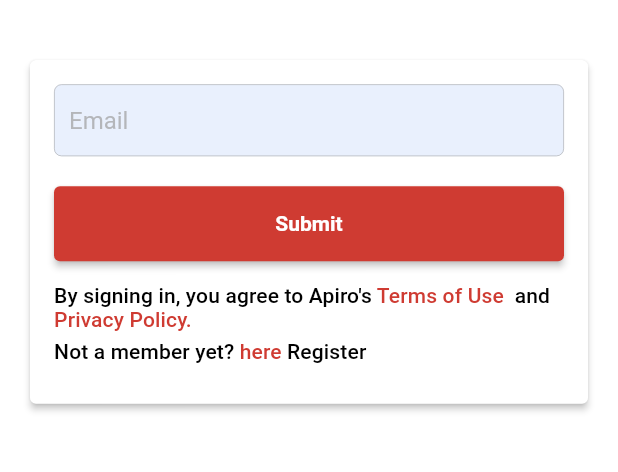
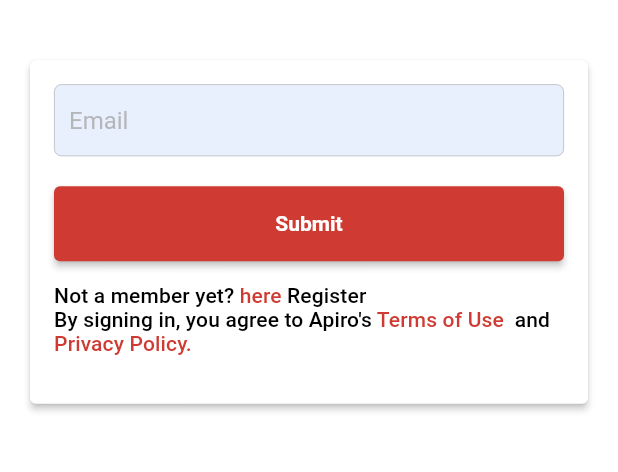
Before and after one commit to redapiro/apiro_flutter_auth, a Flutter app: the screen it shows after launch, after a tap on "Sign In", after a tap on "Forgot Password", on a phone screen of 412 x 824 dp, the part 446-918 px from its top. Run offline on Flutter 3.47's test engine with Material 2 defaults, Android fonts, the phone set to English and light mode, and no system bars; our stand-ins replace cached_network_image, image_picker.

```diff
--- a/lib/widget/login/login_form.dart
+++ b/lib/widget/login/login_form.dart
@@ -158,15 +158,27 @@ class _LoginFormState extends State<LoginForm> {
                             }),
                     ])),
                     SizedBox(height: 5),
-                    Container(
-                      width: double.maxFinite,
+                    SizedBox(height: 11),
+                  ],
+                ),
+              ),
+            ),
+          ],
+        ),
+      ),
+    )));
+  }
+
+  Widget _getRegisterRow() {
+    return Container(
+      // width: double.maxFinite,
+      alignment: AlignmentDirectional.bottomStart,
+      // margin: EdgeInsets.only(bottom: 10),
       child: RichText(
           textAlign: TextAlign.start,
           text: TextSpan(children: [
             TextSpan(
-                                text: !_isLogin
-                                    ? "Already a member "
-                                    : "Not a member yet?",
+                text: !_isLogin ? "Already a member " : "Not a member yet?",
                 style: _themeData!.textTheme.subtitle2!),
             TextSpan(
                 text: " here ",
@@ -180,30 +192,27 @@ class _LoginFormState extends State<LoginForm> {
                 text: !_isLogin ? "Login" : "Register",
                 style: _themeData!.textTheme.subtitle2!),
           ])),
-                    ),
-                    SizedBox(height: 11),
-                  ],
-                ),
-              ),
-            ),
-          ],
-        ),
-      ),
-    )));
+    );
   }
 
   Widget _getAuthForm() {
     if (_isForgotPassword) {
-      return ForgotPasswordScreen(
+      return Column(
+        crossAxisAlignment: CrossAxisAlignment.center,
+        children: [
+          ForgotPasswordScreen(
             onForgotPassword: (email, completer) {
               widget.onForgotPassword(email, completer);
             },
+          ),
+          _getRegisterRow()
+        ],
       );
     }
 
     if (!_isLogin) {
       if (isSignUpWithSocialButtonAvailable) {
-        return Column(children: [
+        return Column(crossAxisAlignment: CrossAxisAlignment.center, children: [
           _getSocialLoginAvailableButtons(),
           AdaptiveElevatedButton(
             text: "Sign Up With Email",
@@ -213,11 +222,20 @@ class _LoginFormState extends State<LoginForm> {
             },
           ),
           SizedBox(height: 15),
+          _getRegisterRow(),
+          SizedBox(height: 15),
         ]);
       } else {
-        return SignUpFormScreen(
+        return Column(
+          crossAxisAlignment: CrossAxisAlignment.center,
+          children: [
+            SignUpFormScreen(
               isLoading: widget.isLoading,
               submitFn: widget.submitFn,
+            ),
+            _getRegisterRow(),
+            SizedBox(height: 5)
+          ],
         );
       }
     } else {
@@ -274,7 +292,7 @@ class _LoginFormState extends State<LoginForm> {
               onPressed: _trySubmit,
             ),
           SizedBox(height: 10),
-          Row(children: [
+          Row(crossAxisAlignment: CrossAxisAlignment.center, children: [
             InkWell(
               onTap: _onForgotPasswordTap,
               child: Text(
@@ -282,7 +300,9 @@ class _LoginFormState extends State<LoginForm> {
                 style: _themeData!.textTheme.subtitle2!
                     .copyWith(color: _themeData!.primaryColor),
               ),
-            )
+            ),
+            Expanded(child: Container()),
+            _getRegisterRow(),
           ]),
           SizedBox(height: 15),
           _getHorizontalSeparatorLine(),
```
Lines whose indentation alone changed are shown as unchanged.
